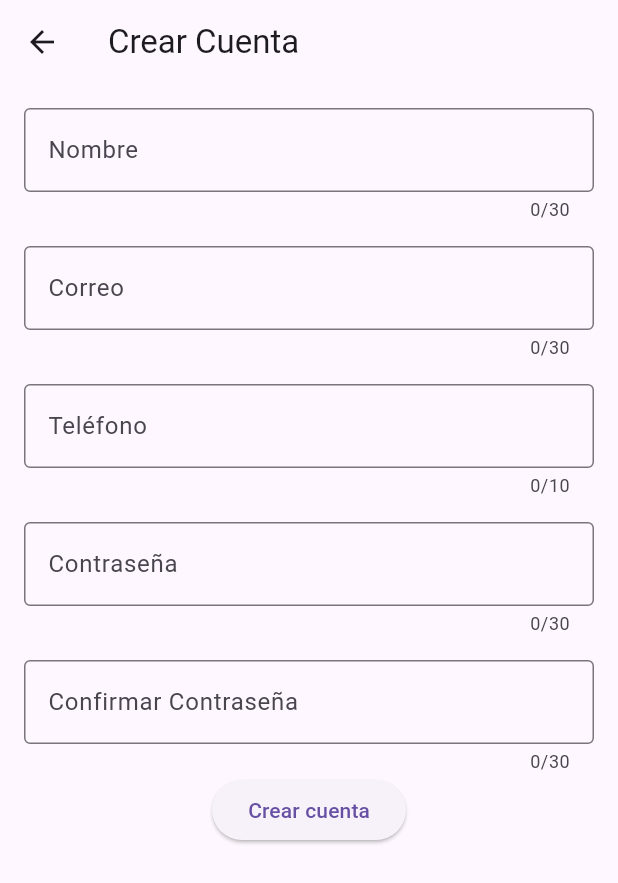
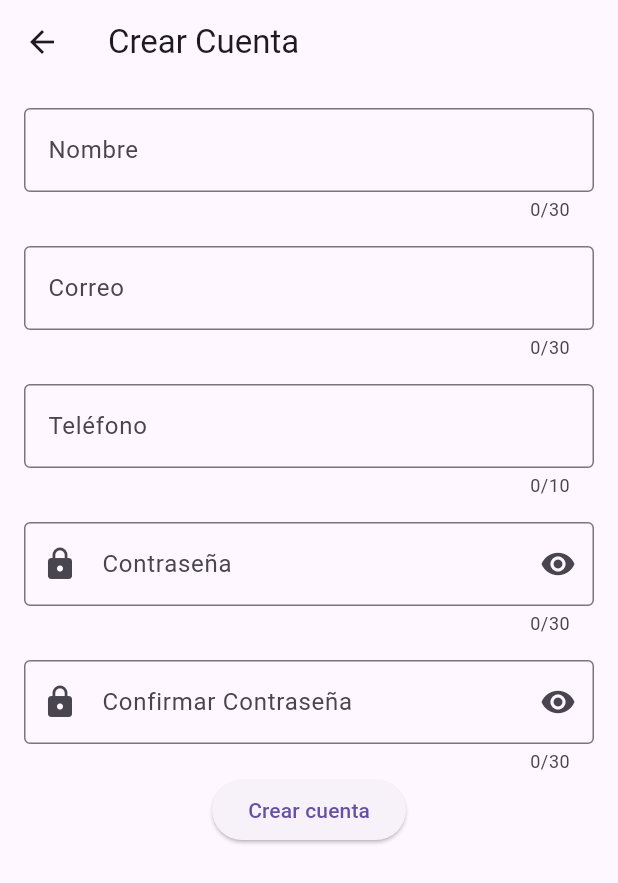
Before and after one commit to XavierReyes1/flutter_application_1, a Flutter app: the screen it shows after launch, after a tap on "Crear cuenta", on a phone screen of 412 x 824 dp. Shown: the top 883 px of the screen. Run offline on Flutter 3.47's test engine with Material 3 defaults, Android fonts, the phone set to English and light mode, and no system bars.

Commit message:
password

```diff
--- a/lib/crearCuenta.dart
+++ b/lib/crearCuenta.dart
@@ -1,27 +1,28 @@
 import 'package:flutter/material.dart';
+import 'package:flutter_application_1/password.dart';
 import 'package:flutter_application_1/registro.dart';
+
 
 class CrearCuenta extends StatelessWidget {
   final TextEditingController nombreController = TextEditingController();
   final TextEditingController correoController = TextEditingController();
   final TextEditingController telefonoController = TextEditingController();
   final TextEditingController contraController = TextEditingController();
-  final TextEditingController confirmaContraController =
-      TextEditingController();
+  final TextEditingController confirmaContraController = TextEditingController();
   final void Function(Usuario) onUsuarioCreado;
 
   CrearCuenta({required this.onUsuarioCreado});
 
   @override
   Widget build(BuildContext context) {
-    return Builder(
-      builder: (context) => Scaffold(
+    return Scaffold(
       appBar: AppBar(
         title: const Text('Crear Cuenta'),
       ),
-        resizeToAvoidBottomInset: false, // Evita que el Scaffold se redimensione para evitar el teclado
       body: Padding(
         padding: const EdgeInsets.all(16.0),
+        child: SingleChildScrollView(
+          child: Form(
             child: Column(
               children: [
                 TextField(
@@ -54,44 +55,23 @@ class CrearCuenta extends StatelessWidget {
                   ),
                 ),
                 const SizedBox(height: 16),
-              TextField(
+                contraField(
                   controller: contraController,
-                maxLength: 30,
-                keyboardType: TextInputType.visiblePassword,
-                obscureText: true,
-                decoration: const InputDecoration(
                   labelText: 'Contraseña',
-                  border: OutlineInputBorder(),
-                ),
                 ),
                 const SizedBox(height: 16),
-              TextField(
+               contraField(
                   controller: confirmaContraController,
-                maxLength: 30,
-                keyboardType: TextInputType.visiblePassword,
-                obscureText: true,
-                decoration: const InputDecoration(
-                  labelText: 'Confirmar Contraseña',
-                  border: OutlineInputBorder(),
-                ),
-              ),
+                  labelText: 'Confirmar Contraseña',),
                 ElevatedButton(
                   onPressed: () {
-                  if (nombreController.text.isEmpty ||
-                      correoController.text.isEmpty ||
-                      telefonoController.text.isEmpty ||
-                      contraController.text.isEmpty ||
-                      confirmaContraController.text.isEmpty) {
-                    ScaffoldMessenger.of(context).showSnackBar(
-                      const SnackBar(
-                          content: Text("Falta rellenar campos")),
-                    );
-                  } else if (confirmaContraController.text !=
-                      contraController.text) {
-                    ScaffoldMessenger.of(context).showSnackBar(
-                      const SnackBar(
-                          content: Text("Las contraseñas no coinciden")),
-                    );
+                    if(nombreController.text.isEmpty || correoController.text.isEmpty ||
+                     telefonoController.text.isEmpty || contraController.text.isEmpty ||
+                     confirmaContraController.text.isEmpty){
+                      ScaffoldMessenger.of(context).showSnackBar(const SnackBar(content: Text("falta rellenar campos")));
+                    } else {
+                      if (confirmaContraController.text != contraController.text) {
+                        ScaffoldMessenger.of(context).showSnackBar(const SnackBar(content: Text("No coinciden las contraseñas")));
                       } else {
                         Usuario nuevoUsuario = Usuario(
                           nombre: nombreController.text,
@@ -101,9 +81,9 @@ class CrearCuenta extends StatelessWidget {
                         );
                         onUsuarioCreado(nuevoUsuario);
                         ScaffoldMessenger.of(context).showSnackBar(
-                      const SnackBar(
-                          content: Text('Usuario creado con éxito')),
+                          const SnackBar(content: Text('Usuario creado con éxito')),
                         );
+                      }
                     }
                   },
                   child: const Text('Crear cuenta'),
@@ -112,6 +92,7 @@ class CrearCuenta extends StatelessWidget {
             ),
           ),
         ),
+      ),
     );
   }
 }
--- a/lib/login.dart
+++ b/lib/login.dart
@@ -1,11 +1,12 @@
 import 'package:flutter/material.dart';
 import 'package:flutter_application_1/crearCuenta.dart';
 import 'package:flutter_application_1/inicio.dart';
+import 'package:flutter_application_1/password.dart';
 import 'package:flutter_application_1/registro.dart';
 
 
 class Login extends StatefulWidget {
-  const Login({Key? key}) : super(key: key);
+  Login({Key? key}) : super(key: key);
 
   @override
   _LoginState createState() => _LoginState();
@@ -35,7 +36,7 @@ class _LoginState extends State<Login> {
         padding: const EdgeInsets.all(16.0),
         child: Column(
           children: [
-            const Center(
+            Center(
               child: FlutterLogo(size: 100),
             ),
             const SizedBox(height: 16),
@@ -45,20 +46,12 @@ class _LoginState extends State<Login> {
               keyboardType: TextInputType.text,
               decoration: const InputDecoration(
                 labelText: 'Email',
+                prefixIcon: Icon(Icons.email),
                 border: OutlineInputBorder(),
               ),
             ),
             const SizedBox(height: 16),
-            TextField(
-              controller: contraController,
-              maxLength: 30,
-              keyboardType: TextInputType.text,
-              obscureText: true,
-              decoration: const InputDecoration(
-                labelText: 'Contraseña',
-                border: OutlineInputBorder(),
-              ),
-            ),
+           contraField(controller: contraController, labelText: "Contraseña"),
             Row(
               children: [
                 const SizedBox(height: 16),
@@ -70,15 +63,14 @@ class _LoginState extends State<Login> {
                     bool credencialesValidas = validarCredenciales(email, contra);
 
                     if (credencialesValidas) {
-                     Navigator.push(
-                              context,
-                               MaterialPageRoute(builder: (context) => inicio(emailController.text)),
-                                );
-
+                      Navigator.push(
+                        context,
+                        MaterialPageRoute(builder: (context) =>inicio(emailController.text) ),
+                      );
                     } else {
                       // Mostrar mensaje de error
                       ScaffoldMessenger.of(context).showSnackBar(
-                       const SnackBar(content: Text('Credenciales inválidas')),
+                        SnackBar(content: Text('Credenciales inválidas')),
                       );
                     }
                   },
--- /dev/null
+++ b/lib/password.dart
@@ -0,0 +1,39 @@
+import 'package:flutter/material.dart';
+
+
+class contraField extends StatefulWidget {
+  final TextEditingController controller;
+  final String labelText;
+
+  contraField({required this.controller, required this.labelText});
+
+  @override
+  contraFieldState createState() => contraFieldState();
+}
+
+class contraFieldState extends State<contraField> {
+  bool _obscureText = true;
+
+  @override
+  Widget build(BuildContext context) {
+    return TextFormField(
+      controller: widget.controller,
+      maxLength: 30,
+      keyboardType: TextInputType.text,
+      obscureText: _obscureText,
+      decoration: InputDecoration(
+        labelText: widget.labelText,
+        border: OutlineInputBorder(),
+        prefixIcon: Icon(Icons.lock),
+        suffixIcon: IconButton(
+          onPressed: () {
+            setState(() {
+              _obscureText = !_obscureText;
+            });
+          },
+          icon: Icon(_obscureText ? Icons.visibility : Icons.visibility_off),
+        ),
+      ),
+    );
+  }
+}
```
Lines whose indentation alone changed are shown as unchanged.
